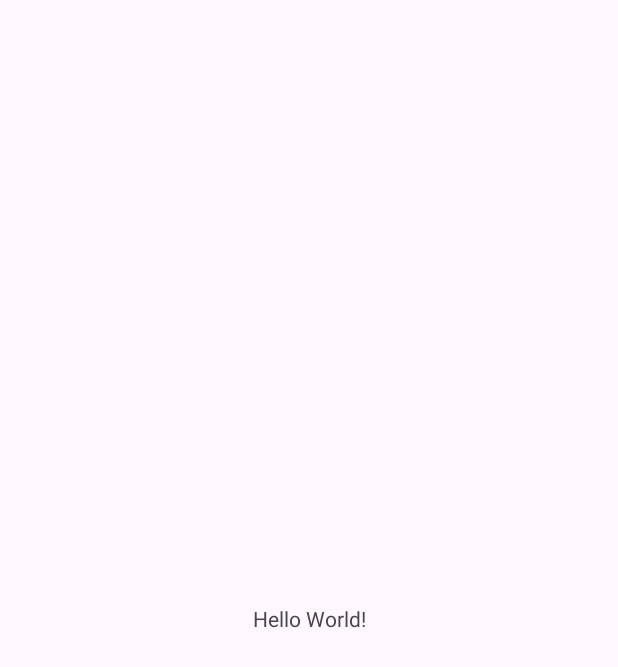
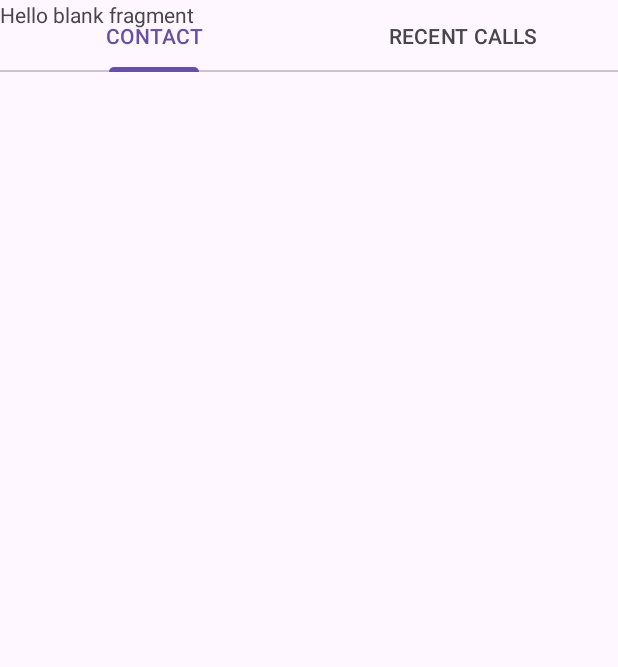
Before and after one commit to anubhav0227/ContactApp, an Android app: the screen it shows after launch (MainActivity), on a phone screen of 412 x 824 dp. Before the commit the part shown is almost empty. Shown: the top 667 px of the screen. Run offline under Robolectric (Android 15) with nearby library versions, the phone set to English and light mode, and no system bars; 1 statement that could not run was skipped.

Commit message:
added fragments, adapters

```diff
--- /dev/null
+++ b/app/src/main/java/com/example/contactapp/ContactFragment.java
@@ -0,0 +1,64 @@
+package com.example.contactapp;
+
+import android.os.Bundle;
+
+import androidx.fragment.app.Fragment;
+
+import android.view.LayoutInflater;
+import android.view.View;
+import android.view.ViewGroup;
+
+/**
+ * A simple {@link Fragment} subclass.
+ * Use the {@link ContactFragment#newInstance} factory method to
+ * create an instance of this fragment.
+ */
+public class ContactFragment extends Fragment {
+
+    // TODO: Rename parameter arguments, choose names that match
+    // the fragment initialization parameters, e.g. ARG_ITEM_NUMBER
+    private static final String ARG_PARAM1 = "param1";
+    private static final String ARG_PARAM2 = "param2";
+
+    // TODO: Rename and change types of parameters
+    private String mParam1;
+    private String mParam2;
+
+    public ContactFragment() {
+        // Required empty public constructor
+    }
+
+    /**
+     * Use this factory method to create a new instance of
+     * this fragment using the provided parameters.
+     *
+     * @param param1 Parameter 1.
+     * @param param2 Parameter 2.
+     * @return A new instance of fragment ContactFragment.
+     */
+    // TODO: Rename and change types and number of parameters
+    public static ContactFragment newInstance(String param1, String param2) {
+        ContactFragment fragment = new ContactFragment();
+        Bundle args = new Bundle();
+        args.putString(ARG_PARAM1, param1);
+        args.putString(ARG_PARAM2, param2);
+        fragment.setArguments(args);
+        return fragment;
+    }
+
+    @Override
+    public void onCreate(Bundle savedInstanceState) {
+        super.onCreate(savedInstanceState);
+        if (getArguments() != null) {
+            mParam1 = getArguments().getString(ARG_PARAM1);
+            mParam2 = getArguments().getString(ARG_PARAM2);
+        }
+    }
+
+    @Override
+    public View onCreateView(LayoutInflater inflater, ViewGroup container,
+                             Bundle savedInstanceState) {
+        // Inflate the layout for this fragment
+        return inflater.inflate(R.layout.fragment_contact, container, false);
+    }
+}
--- a/app/src/main/java/com/example/contactapp/MainActivity.java
+++ b/app/src/main/java/com/example/contactapp/MainActivity.java
@@ -1,14 +1,60 @@
 package com.example.contactapp;
 
 import androidx.appcompat.app.AppCompatActivity;
+import androidx.viewpager.widget.ViewPager;
 
 import android.os.Bundle;
 
+import com.google.android.material.tabs.TabItem;
+import com.google.android.material.tabs.TabLayout;
+
 public class MainActivity extends AppCompatActivity {
+
+    TabLayout tabLayout ;
+
+    TabItem mcontacts, mRecentCalls;
+
+    PagerAdapter pagerAdapter;
+
+    ViewPager viewPager;
 
     @Override
     protected void onCreate(Bundle savedInstanceState) {
         super.onCreate(savedInstanceState);
         setContentView(R.layout.activity_main);
+
+        tabLayout = findViewById(R.id.tabLayout);
+        mcontacts = findViewById(R.id.mContacts);
+        mRecentCalls = findViewById(R.id.mRecents);
+        viewPager = findViewById(R.id.mViewPage);
+
+
+
+        pagerAdapter = new PagerAdapter(getSupportFragmentManager(), 2);
+        viewPager.setAdapter(pagerAdapter);
+
+        tabLayout.addOnTabSelectedListener(new TabLayout.OnTabSelectedListener() {
+            @Override
+            public void onTabSelected(TabLayout.Tab tab) {
+                viewPager.setCurrentItem(tab.getPosition());
+
+                if(tab.getPosition() == 0 & tab.getPosition() == 1){
+                    pagerAdapter.notifyDataSetChanged();
+                }
+            }
+
+            @Override
+            public void onTabUnselected(TabLayout.Tab tab) {
+
+            }
+
+            @Override
+            public void onTabReselected(TabLayout.Tab tab) {
+
+            }
+        });
+
+           viewPager.addOnAdapterChangeListener(new TabLayout.TabLayoutOnPageChangeListener(tabLayout));
+
     }
 }
--- /dev/null
+++ b/app/src/main/java/com/example/contactapp/PagerAdapter.java
@@ -0,0 +1,36 @@
+package com.example.contactapp;
+
+import androidx.annotation.NonNull;
+import androidx.fragment.app.Fragment;
+import androidx.fragment.app.FragmentManager;
+import androidx.fragment.app.FragmentPagerAdapter;
+
+public class PagerAdapter extends FragmentPagerAdapter {
+
+    int tabcount;
+
+
+    public PagerAdapter(@NonNull FragmentManager fm, int behavior) {
+        super(fm, behavior);
+        tabcount = behavior;
+    }
+
+    @NonNull
+    @Override
+    public Fragment getItem(int position) {
+
+        switch(position){
+
+            case 0 : new ContactFragment();
+
+            case 1 : new recentCallFragment();
+
+        }
+        return new ContactFragment();
+    }
+
+    @Override
+    public int getCount() {
+        return tabcount;
+    }
+}
--- /dev/null
+++ b/app/src/main/java/com/example/contactapp/recentCallFragment.java
@@ -0,0 +1,64 @@
+package com.example.contactapp;
+
+import android.os.Bundle;
+
+import androidx.fragment.app.Fragment;
+
+import android.view.LayoutInflater;
+import android.view.View;
+import android.view.ViewGroup;
+
+/**
+ * A simple {@link Fragment} subclass.
+ * Use the {@link recentCallFragment#newInstance} factory method to
+ * create an instance of this fragment.
+ */
+public class recentCallFragment extends Fragment {
+
+    // TODO: Rename parameter arguments, choose names that match
+    // the fragment initialization parameters, e.g. ARG_ITEM_NUMBER
+    private static final String ARG_PARAM1 = "param1";
+    private static final String ARG_PARAM2 = "param2";
+
+    // TODO: Rename and change types of parameters
+    private String mParam1;
+    private String mParam2;
+
+    public recentCallFragment() {
+        // Required empty public constructor
+    }
+
+    /**
+     * Use this factory method to create a new instance of
+     * this fragment using the provided parameters.
+     *
+     * @param param1 Parameter 1.
+     * @param param2 Parameter 2.
+     * @return A new instance of fragment recentCallFragment.
+     */
+    // TODO: Rename and change types and number of parameters
+    public static recentCallFragment newInstance(String param1, String param2) {
+        recentCallFragment fragment = new recentCallFragment();
+        Bundle args = new Bundle();
+        args.putString(ARG_PARAM1, param1);
+        args.putString(ARG_PARAM2, param2);
+        fragment.setArguments(args);
+        return fragment;
+    }
+
+    @Override
+    public void onCreate(Bundle savedInstanceState) {
+        super.onCreate(savedInstanceState);
+        if (getArguments() != null) {
+            mParam1 = getArguments().getString(ARG_PARAM1);
+            mParam2 = getArguments().getString(ARG_PARAM2);
+        }
+    }
+
+    @Override
+    public View onCreateView(LayoutInflater inflater, ViewGroup container,
+                             Bundle savedInstanceState) {
+        // Inflate the layout for this fragment
+        return inflater.inflate(R.layout.fragment_recent_call, container, false);
+    }
+}
--- a/app/src/main/res/layout/activity_main.xml
+++ b/app/src/main/res/layout/activity_main.xml
@@ -6,13 +6,37 @@
     android:layout_height="match_parent"
     tools:context=".MainActivity">
 
-    <TextView
-        android:layout_width="wrap_content"
+    <com.google.android.material.tabs.TabLayout
+        android:id="@+id/tabLayout"
+        android:layout_width="0dp"
         android:layout_height="wrap_content"
-        android:text="Hello World!"
+        app:layout_constraintEnd_toEndOf="parent"
+        app:layout_constraintStart_toStartOf="parent"
+        app:layout_constraintTop_toTopOf="parent">
+
+        <com.google.android.material.tabs.TabItem
+            android:id="@+id/mContacts"
+            android:layout_width="wrap_content"
+            android:layout_height="wrap_content"
+            android:text="CONTACT" />
+
+        <com.google.android.material.tabs.TabItem
+            android:id="@+id/mRecents"
+            android:layout_width="wrap_content"
+            android:layout_height="wrap_content"
+            android:text="RECENT CALLS" />
+
+
+
+
+    </com.google.android.material.tabs.TabLayout>
+
+    <androidx.viewpager.widget.ViewPager
+        android:id="@+id/mViewPage"
+        android:layout_width="match_parent"
+        android:layout_height="0dp"
         app:layout_constraintBottom_toBottomOf="parent"
         app:layout_constraintEnd_toEndOf="parent"
         app:layout_constraintStart_toStartOf="parent"
         app:layout_constraintTop_toTopOf="parent" />
-
 </androidx.constraintlayout.widget.ConstraintLayout>
--- /dev/null
+++ b/app/src/main/res/layout/fragment_contact.xml
@@ -0,0 +1,14 @@
+<?xml version="1.0" encoding="utf-8"?>
+<FrameLayout xmlns:android="http://schemas.android.com/apk/res/android"
+    xmlns:tools="http://schemas.android.com/tools"
+    android:layout_width="match_parent"
+    android:layout_height="match_parent"
+    tools:context=".ContactFragment">
+
+    <!-- TODO: Update blank fragment layout -->
+    <TextView
+        android:layout_width="match_parent"
+        android:layout_height="match_parent"
+        android:text="@string/hello_blank_fragment" />
+
+</FrameLayout>
--- a/app/src/main/res/values/strings.xml
+++ b/app/src/main/res/values/strings.xml
@@ -1,3 +1,5 @@
 <resources>
     <string name="app_name">ContactApp</string>
+    <!-- TODO: Remove or change this placeholder text -->
+    <string name="hello_blank_fragment">Hello blank fragment</string>
 </resources>
```
Also changed, not shown: app/src/main/res/layout/fragment_recent_call.xml (added, +14 -0 lines).
